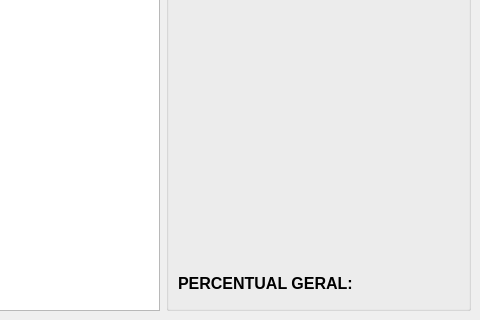
This is tela_principal.ui in onacio/bfa as Qt 5 draws it before an edit; both pictures show x 249 to 729 and y 383 to 703 of the 729 by 703 pixel window. The edited form follows.
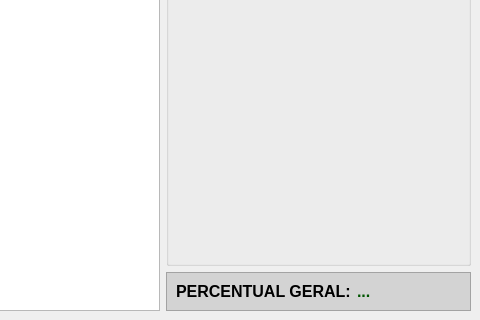
This is the edited form. Icons and pictures are not drawn.

What changed in the file:
```diff
--- a/tela_principal.ui
+++ b/tela_principal.ui
@@ -23,10 +23,8 @@
     <normaloff>img/logo.ico</normaloff>img/logo.ico</iconset>
   </property>
   <widget class="QWidget" name="centralwidget">
-   <layout class="QGridLayout" name="gridLayout">
+   <layout class="QGridLayout" name="gridLayout_2">
     <item row="0" column="0">
-     <layout class="QVBoxLayout" name="verticalLayout_3">
-      <item>
        <layout class="QVBoxLayout" name="verticalLayout">
         <item>
          <widget class="QLabel" name="label">
@@ -67,7 +65,7 @@
         </item>
        </layout>
       </item>
-      <item>
+    <item row="1" column="0">
        <layout class="QHBoxLayout" name="horizontalLayout">
         <item>
          <widget class="QListWidget" name="listWidget">
@@ -80,6 +78,8 @@
          </widget>
         </item>
         <item>
+       <layout class="QVBoxLayout" name="verticalLayout_3">
+        <item>
          <widget class="QGroupBox" name="groupBox">
           <property name="enabled">
            <bool>true</bool>
@@ -186,23 +186,44 @@
              </property>
             </spacer>
            </item>
+          </layout>
+         </widget>
+        </item>
            <item>
-            <layout class="QHBoxLayout" name="horizontalLayout_2">
-             <item>
+         <widget class="QFrame" name="frame">
+          <property name="styleSheet">
+           <string notr="true">background-color: rgb(211, 211, 211);</string>
+          </property>
+          <property name="frameShape">
+           <enum>QFrame::StyledPanel</enum>
+          </property>
+          <property name="frameShadow">
+           <enum>QFrame::Raised</enum>
+          </property>
+          <layout class="QGridLayout" name="gridLayout">
+           <item row="0" column="0">
               <widget class="QLabel" name="label_6">
                <property name="text">
                 <string>&lt;html&gt;&lt;head/&gt;&lt;body&gt;&lt;p&gt;&lt;span style=&quot; font-size:12pt; font-weight:600;&quot;&gt;PERCENTUAL GERAL:&lt;/span&gt;&lt;/p&gt;&lt;/body&gt;&lt;/html&gt;</string>
                </property>
               </widget>
              </item>
-             <item>
+           <item row="0" column="1">
               <widget class="QLabel" name="lbl_percentual_geral">
+             <property name="font">
+              <font>
+               <pointsize>12</pointsize>
+               <weight>75</weight>
+               <bold>true</bold>
+              </font>
+             </property>
+             <property name="styleSheet">
+              <string notr="true">color: rgb(0, 93, 0);</string>
+             </property>
                <property name="text">
-                <string>&lt;html&gt;&lt;head/&gt;&lt;body&gt;&lt;p&gt;&lt;br/&gt;&lt;/p&gt;&lt;/body&gt;&lt;/html&gt;</string>
-               </property>
-              </widget>
-             </item>
-            </layout>
+              <string>&lt;html&gt;&lt;head/&gt;&lt;body&gt;&lt;p&gt;&lt;span style=&quot; color:#005500;&quot;&gt;...&lt;/span&gt;&lt;/p&gt;&lt;/body&gt;&lt;/html&gt;</string>
+             </property>
+            </widget>
            </item>
           </layout>
          </widget>
```
Lines whose indentation alone changed are shown as unchanged.
